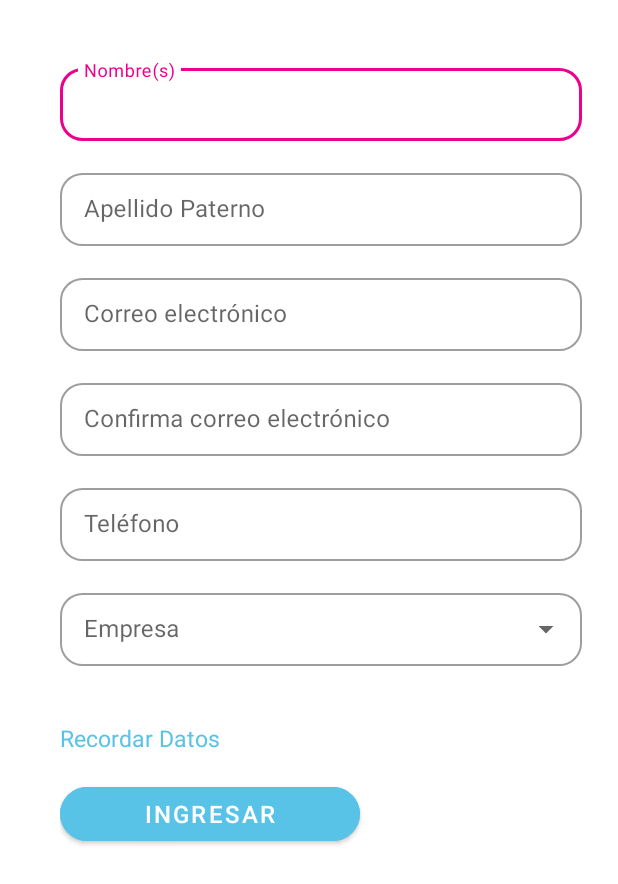
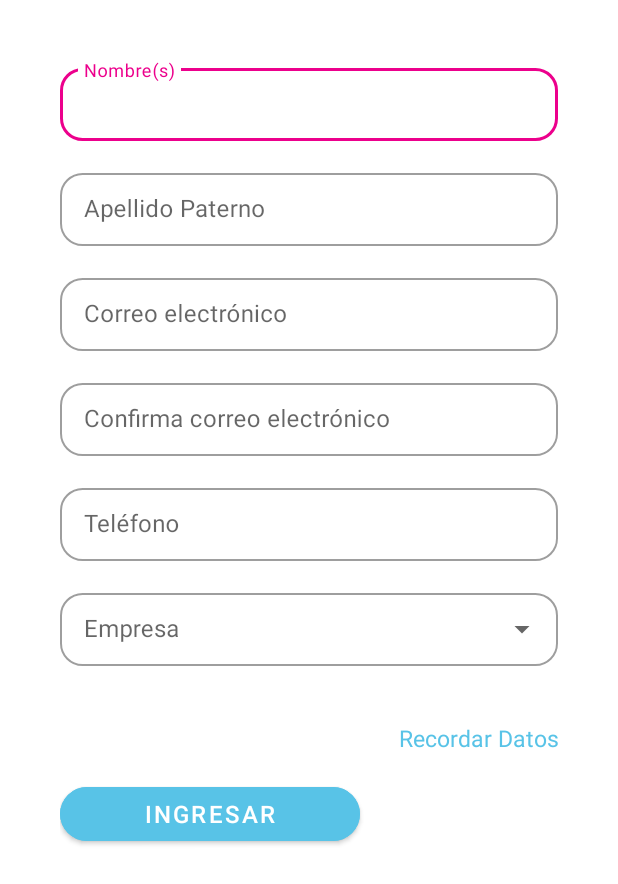
Before and after one commit to LUISADRIAN18/OperadoresTMS, an Android app: the layout activity_main.xml on its own in the app's theme, with its tools: preview values and no code run, on a phone screen of 412 x 824 dp. Shown: the top 884 px of the screen. Run offline under Robolectric (Android 15) with nearby library versions, the phone set to English and light mode, and no system bars.

Commit message:
commit txt end

```diff
--- a/app/src/main/res/layout/activity_main.xml
+++ b/app/src/main/res/layout/activity_main.xml
@@ -17,6 +17,7 @@
         android:background="@color/white"
         android:padding="@dimen/common_padding_middle"
         android:layout_marginStart="16dp"
+        android:layout_marginEnd="16dp"
         >
 
 
@@ -182,6 +183,8 @@
 
             android:textSize="15sp"
             app:flow_verticalAlign="center"
+            android:textAlignment="viewEnd"
+
             />
         <com.google.android.material.button.MaterialButton
             android:id="@+id/btn_registrarme"
```
